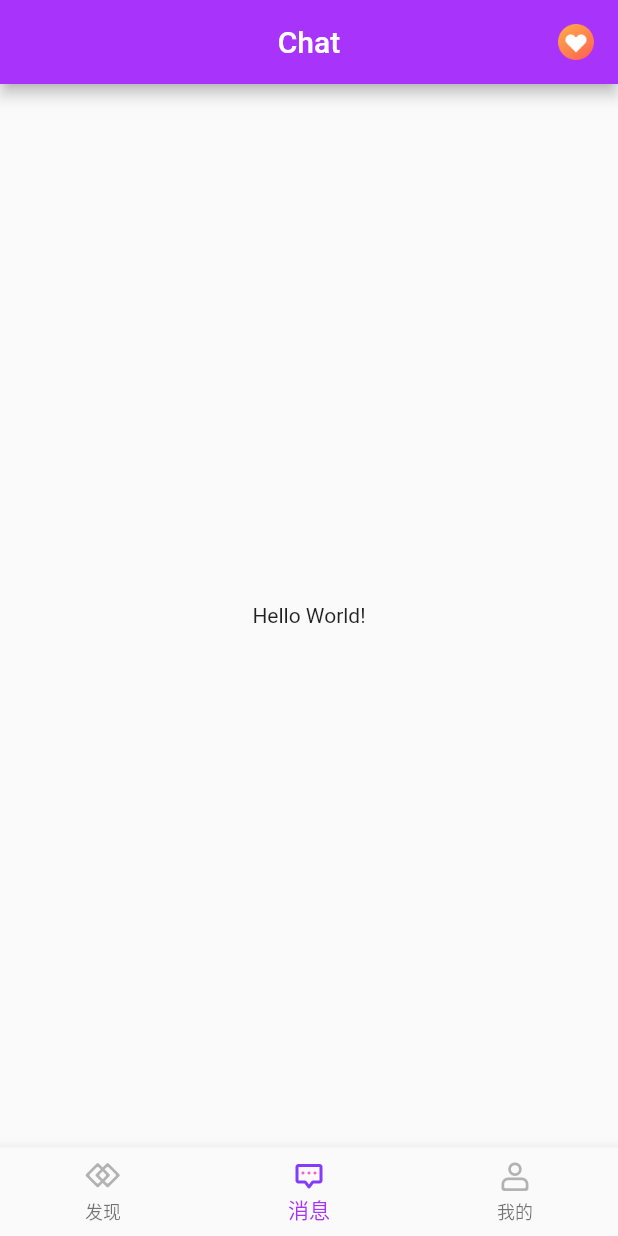
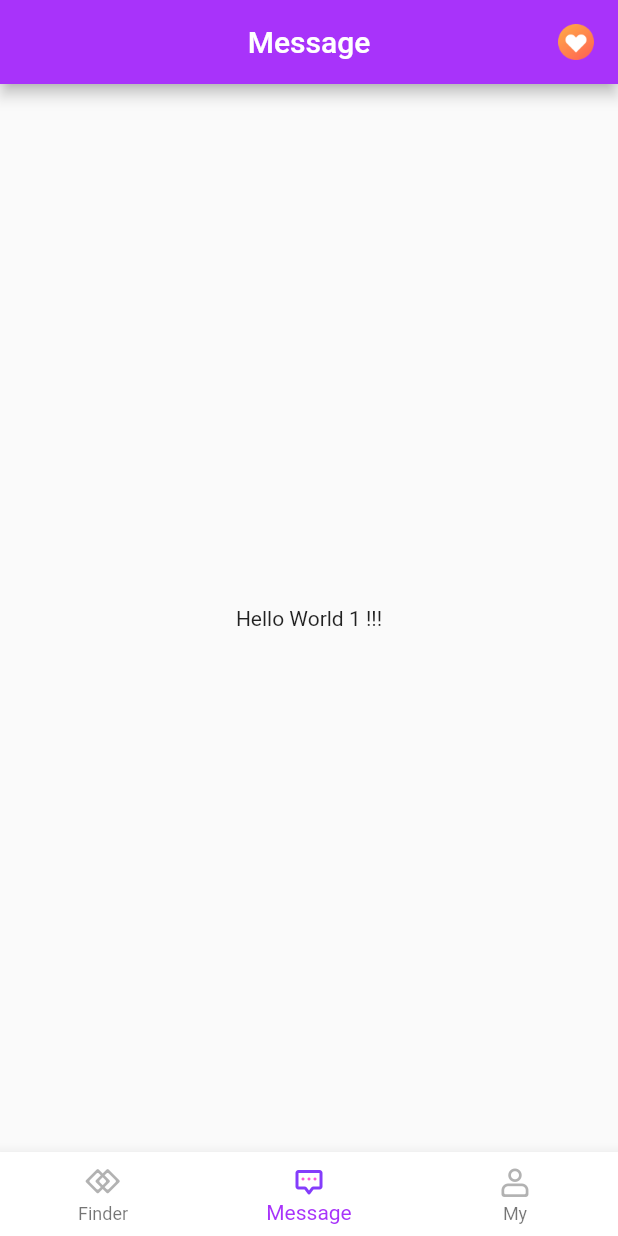
Before and after one commit to xxnjdlys/flutter_yome, a Flutter app: the screen it shows after launch, item 2 of the bottom bar chosen, on a phone screen of 412 x 824 dp. Run offline on Flutter 3.47's test engine with Material 2 defaults, Android fonts, the light colour scheme and no system bars.

Commit message:
支持多语言

```diff
--- /dev/null
+++ b/lib/l10n/intl_en.arb
@@ -0,0 +1,5 @@
+{
+  "txt_tab_home" : "Finder",
+  "txt_tab_chat" : "Message",
+  "txt_tab_my" : "My"
+}
--- /dev/null
+++ b/lib/l10n/intl_zh.arb
@@ -0,0 +1,5 @@
+{
+  "txt_tab_home" : "发现",
+  "txt_tab_chat" : "消息",
+  "txt_tab_my" : "我的"
+}
--- a/lib/main.dart
+++ b/lib/main.dart
@@ -1,6 +1,8 @@
 import 'package:flutter/material.dart';
 import 'package:flutter_yome/r.dart';
+import 'package:flutter_yome/generated/l10n.dart';
 import 'package:flutter_yome/widget/bottom_navigation_item_view.dart';
+import 'package:flutter_localizations/flutter_localizations.dart';
 
 void main() {
   runApp(MyApp());
@@ -28,6 +30,16 @@ class MyApp extends StatelessWidget {
   Widget build(BuildContext context) {
     return MaterialApp(
       debugShowCheckedModeBanner: false,
+      localizationsDelegates: const [
+        S.delegate,
+        GlobalMaterialLocalizations.delegate,
+        GlobalCupertinoLocalizations.delegate,
+        GlobalWidgetsLocalizations.delegate
+      ],
+      supportedLocales: [
+        const Locale('zh', 'CN'),
+        ...S.delegate.supportedLocales
+      ],
       theme: ThemeData(
         primarySwatch: themeColor,
         visualDensity: VisualDensity.adaptivePlatformDensity,
@@ -38,18 +50,12 @@ class MyApp extends StatelessWidget {
 }
 
 class MyHomePage extends StatefulWidget {
-  // MyHomePage({Key key, this.title}) : super(key: key);
-  // final String title;
-
   @override
   _MyHomePageState createState() => _MyHomePageState();
 }
 
 class _MyHomePageState extends State<MyHomePage> with TickerProviderStateMixin {
   String title = "";
-
-  // _MyHomePageState({this.title}) : super();
-
   int _currentIndex = 0;
   final BottomNavigationBarType _type = BottomNavigationBarType.fixed;
   List<NavigationIconView> _navigationViews;
@@ -57,7 +63,16 @@ class _MyHomePageState extends State<MyHomePage> with TickerProviderStateMixin {
   @override
   void initState() {
     super.initState();
+  }
 
+  void _rebuild() {
+    setState(() {
+      // Rebuild in order to animate views.
+    });
+  }
+
+  @override
+  Widget build(BuildContext context) {
     _navigationViews = <NavigationIconView>[
       new NavigationIconView(
         icon: Image.asset(
@@ -70,7 +85,8 @@ class _MyHomePageState extends State<MyHomePage> with TickerProviderStateMixin {
           width: 24.0,
           height: 24.0,
         ),
-        title: '发现',
+        // title: '发现',
+        title: S.of(context).txt_tab_home,
         vsync: this,
       ),
       new NavigationIconView(
@@ -84,7 +100,8 @@ class _MyHomePageState extends State<MyHomePage> with TickerProviderStateMixin {
           width: 24.0,
           height: 24.0,
         ),
-        title: '消息',
+        // title: '消息',
+        title: S.of(context).txt_tab_chat,
         vsync: this,
       ),
       new NavigationIconView(
@@ -98,7 +115,8 @@ class _MyHomePageState extends State<MyHomePage> with TickerProviderStateMixin {
           width: 24.0,
           height: 24.0,
         ),
-        title: '我的',
+        // title: '我的',
+        title: S.of(context).txt_tab_my,
         vsync: this,
       ),
     ];
@@ -107,21 +125,15 @@ class _MyHomePageState extends State<MyHomePage> with TickerProviderStateMixin {
       view.controller.addListener(_rebuild);
 
     _navigationViews[_currentIndex].controller.value = 1.0;
-  }
 
-  void _rebuild() {
-    setState(() {
-      // Rebuild in order to animate views.
-    });
-  }
-
-  @override
-  Widget build(BuildContext context) {
     final BottomNavigationBar botNavBar = new BottomNavigationBar(
+      backgroundColor: Color(0x00000000),
+      elevation: 0.0,
       items: _navigationViews
           .map((NavigationIconView navigationView) => navigationView.item)
           .toList(),
       currentIndex: _currentIndex,
+      // 文字选中原色
       fixedColor: Color(0XFFA833FA),
       type: _type,
       onTap: (int index) {
@@ -135,7 +147,7 @@ class _MyHomePageState extends State<MyHomePage> with TickerProviderStateMixin {
 
     return Scaffold(
       appBar: AppBar(
-        title: Text(_getCurrentTitle(_currentIndex)),
+        title: Text("${_getCurrentTitle(_currentIndex)}"),
         centerTitle: true,
         actions: [
           Padding(
@@ -153,7 +165,19 @@ class _MyHomePageState extends State<MyHomePage> with TickerProviderStateMixin {
         ],
       ),
       body: _getCurrentFragment(_currentIndex),
-      bottomNavigationBar: botNavBar,
+      // floatingActionButtonLocation: FloatingActionButtonLocation.miniCenterDocked,
+      // floatingActionButton: FloatingActionButton(
+      //   child: const Icon(Icons.mail),
+      //   onPressed: null,
+      //   shape: RoundedRectangleBorder(
+      //     borderRadius: BorderRadius.all(Radius.circular(2000.0)),
+      //   ),
+      // ),
+      bottomNavigationBar: BottomAppBar(
+        // color: Color(0XFFA833FA),
+        shape: CircularNotchedRectangle(),
+        child: botNavBar,
+      ),
     );
   }
 
@@ -165,13 +189,16 @@ class _MyHomePageState extends State<MyHomePage> with TickerProviderStateMixin {
     String t = "";
     switch (position) {
       case TAB_HOME:
-        t = "Home";
+        // t = "YoMe";
+        t = S.of(context).txt_tab_home;
         break;
       case TAB_MESSAGE:
-        t = "Chat";
+        // t = "消息";
+        t = S.of(context).txt_tab_chat;
         break;
       case TAB_MY:
-        t = "My";
+        // t = "个人资料";
+        t = S.of(context).txt_tab_my;
         break;
     }
     return t;
@@ -183,19 +210,22 @@ class _MyHomePageState extends State<MyHomePage> with TickerProviderStateMixin {
       case TAB_HOME:
         widget = buildTabHolderFragment();
         setState(() {
-          title = "Home";
+          // title = "Home";
+          title = S.of(context).txt_tab_home;
         });
         break;
       case TAB_MESSAGE:
         widget = buildTabHolderFragment();
         setState(() {
-          title = "Chat";
+          // title = "Chat";
+          title = S.of(context).txt_tab_chat;
         });
         break;
       case TAB_MY:
         widget = buildTabHolderFragment();
         setState(() {
-          title = "My";
+          // title = "My";
+          title = S.of(context).txt_tab_my;
         });
         break;
     }
@@ -209,7 +239,7 @@ class _MyHomePageState extends State<MyHomePage> with TickerProviderStateMixin {
           // Center is a layout widget. It takes a single child and positions it
           // in the middle of the parent.
           child: Text(
-            'Hello World!',
+            'Hello World $_currentIndex !!!',
           ),
         ),
       ));
--- a/lib/widget/bottom_navigation_item_view.dart
+++ b/lib/widget/bottom_navigation_item_view.dart
@@ -1,5 +1,4 @@
 import 'package:flutter/material.dart';
-import 'package:flutter_yome/r.dart';
 
 class NavigationIconView {
   NavigationIconView({
@@ -17,7 +16,7 @@ class NavigationIconView {
           title: new Text(
             title,
             // style: TextStyle(
-            //   color: Color(0XFFA833FA),
+            //   color: Color(0Xffffffff),
             // ),
           ),
           backgroundColor: color,
--- a/pubspec.yaml
+++ b/pubspec.yaml
@@ -21,6 +21,8 @@ environment:
   sdk: ">=2.7.0 <3.0.0"
 
 dependencies:
+  flutter_localizations:
+    sdk: flutter
   flutter:
     sdk: flutter
 
@@ -28,6 +30,7 @@ dependencies:
   # The following adds the Cupertino Icons font to your application.
   # Use with the CupertinoIcons class for iOS style icons.
   cupertino_icons: ^0.1.3
+#  i18n_extension: ^1.4.2
 
 dev_dependencies:
   flutter_test:
@@ -87,3 +90,5 @@ flutter:
   #
   # For details regarding fonts from package dependencies,
   # see https://flutter.dev/custom-fonts/#from-packages
+flutter_intl:
+  enabled: true
```
Also changed, not shown: lib/generated/intl/messages_all.dart (added), lib/generated/intl/messages_en.dart (added), lib/generated/intl/messages_zh.dart (added), lib/generated/l10n.dart (added), 1 other file.
